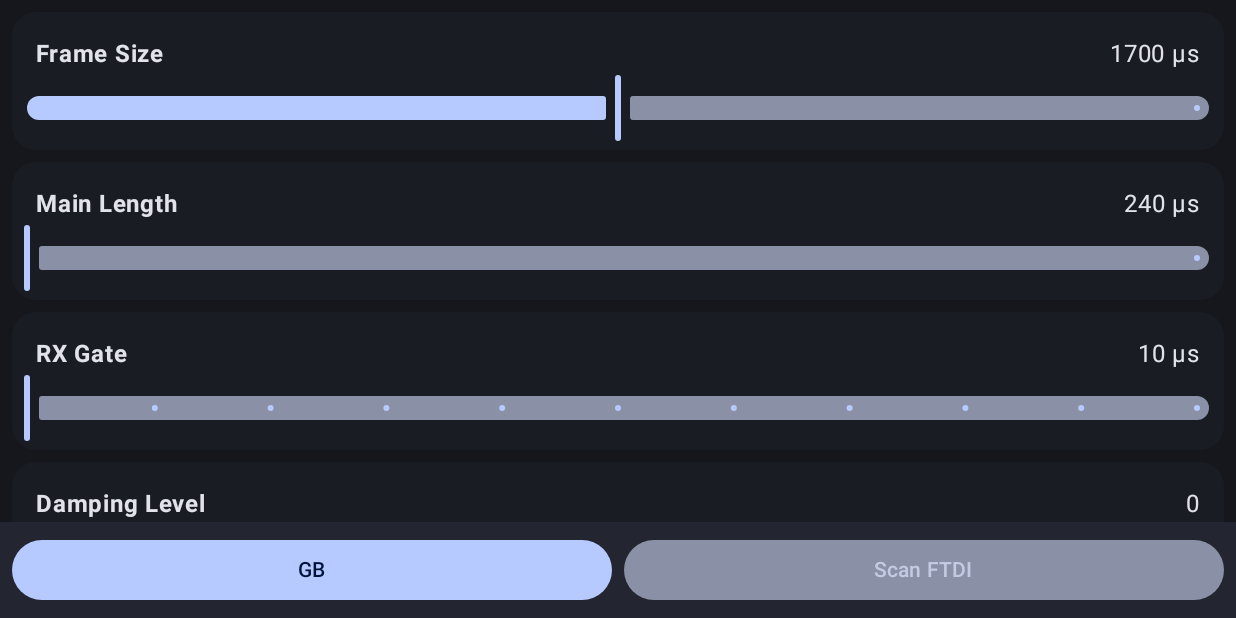
After one commit to jasonwoodland/ud1000, an Android app built with Jetpack Compose: the composable MainControls shown on its own in the app's theme, on a phone screen of 824 x 412 dp (held sideways). The commit adds this screen. Run offline under Robolectric (Android 15) with nearby library versions, the phone set to English and light mode, and no system bars; libraries missing offline, so code that uses them is left out: com.github.mikephil.charting; 35 statements that could not run were skipped.

Commit message:
ui: main controls

```diff
--- /dev/null
+++ b/app/src/main/java/com/example/ud1000/MainControls.kt
@@ -0,0 +1,317 @@
+package com.example.ud1000
+
+import android.util.Log
+import androidx.compose.foundation.background
+import androidx.compose.foundation.layout.*
+import androidx.compose.foundation.lazy.LazyColumn
+import androidx.compose.foundation.shape.RoundedCornerShape
+import androidx.compose.material3.*
+import androidx.compose.runtime.*
+import androidx.compose.ui.Alignment
+import androidx.compose.ui.Modifier
+import androidx.compose.ui.draw.clip
+import androidx.compose.ui.platform.LocalView
+import androidx.compose.ui.text.font.FontWeight
+import androidx.compose.ui.unit.dp
+import kotlin.math.floor
+
+
+@Composable
+fun MainControls() {
+    val view = LocalView.current
+
+    Column(
+        modifier = Modifier
+            .fillMaxSize()
+            .background(MaterialTheme.colorScheme.surfaceColorAtElevation(0.1.dp)),
+        verticalArrangement = Arrangement.Top,
+
+    ) {
+        Box(
+            modifier = Modifier.weight(1f)
+        ) {
+            LazyColumn(
+                horizontalAlignment = Alignment.CenterHorizontally,
+                verticalArrangement = Arrangement.spacedBy(8.dp),
+                contentPadding = PaddingValues(8.dp),
+            ) {
+                item {
+                    PersistentControl(
+                        key = "frameSize",
+                        defaultValue = 1700.0f,
+                        read = ::readFloat
+                    ) { state ->
+                        SettingsItem(
+                            label = "Frame Size",
+                            valueContent = {
+                                Text(
+                                    text = "${state.value.toInt()} µs",
+                                )
+                            },
+                            content = {
+                                Slider(
+                                    value = state.value as Float,
+                                    onValueChange = {
+                                        state.value = it
+                                    },
+                                    valueRange = 1400f..2000f
+                                )
+                            }
+                        )
+                    }
+                }
+
+                item {
+                    PersistentControl(
+                        key = "mainLength",
+                        defaultValue = 240.0f,
+                        read = ::readFloat
+                    ) { state ->
+                        SettingsItem(
+                            label = "Main Length",
+                            valueContent = {
+                                Text(
+                                    text = "${state.value.toInt()} µs",
+                                )
+                            },
+                            content = {
+                                Slider(
+                                    value = state.value as Float,
+                                    onValueChange = {
+                                        state.value = it
+                                    },
+                                    valueRange = 240f..280f
+                                )
+                            }
+                        )
+                    }
+                }
+
+                item {
+                    PersistentControl(
+                        key = "rxGate",
+                        defaultValue = 10.0f,
+                        read = ::readFloat
+                    ) { state ->
+                        SettingsItem(
+                            label = "RX Gate",
+                            valueContent = {
+                                Text(
+                                    text = "${state.value.toInt()} µs",
+                                )
+                            },
+                            content = {
+                                Slider(
+                                    value = state.value as Float,
+                                    onValueChange = {
+                                        state.value = it
+                                    },
+                                    valueRange = 10f..20f,
+                                    steps = 9
+                                )
+                            }
+                        )
+                    }
+                }
+
+                item {
+                    PersistentControl(
+                        key = "dampingLevel",
+                        defaultValue = 0,
+                        read = ::readInt
+                    ) { state ->
+                        SettingsItem(
+                            label = "Damping Level",
+                            valueContent = {
+                                Text(
+                                    text = "${state.value}",
+                                )
+                            },
+                            content = {
+                                Slider(
+                                    value = state.value.toFloat(),
+                                    onValueChange = {
+                                        state.value = it.toInt()
+                                    },
+                                    valueRange = 0f..2f,
+                                    steps = 1,
+                                )
+                            }
+                        )
+                    }
+                }
+
+                item {
+                    PersistentControl(
+                        key = "txEnable",
+                        defaultValue = false,
+                        read = ::readBoolean
+                    ) { state ->
+                        SettingsItem(
+                            label = "TX Enable",
+                            valueContent = {
+                                Switch(
+                                    checked = state.value as Boolean,
+                                    onCheckedChange = {
+                                        state.value = it
+                                        SoundEffectPlayer.newInstance(view.context, R.raw.beep).play()
+                                    },
+                                )
+                            }
+                        )
+                    }
+                }
+
+                item {
+                    PersistentControl(
+                        key = "audioEnable",
+                        defaultValue = true,
+                        read = ::readBoolean
+                    ) { state ->
+                        SettingsItem(
+                            label = "Audio Enable",
+                            valueContent = {
+                                Switch(
+                                    checked = state.value as Boolean,
+                                    onCheckedChange = {
+                                        state.value = it
+                                        if (it) {
+                                            AudioToneGenerator.getInstance().fadeIn(100)
+                                        } else {
+                                            AudioToneGenerator.getInstance().fadeOut(100)
+                                        }
+                                    },
+                                )
+                            }
+                        )
+                    }
+                }
+
+                item {
+                    PersistentControl(
+                        key = "audioFreq",
+                        defaultValue = 100.0f,
+                        read = ::readFloat
+                    ) { state ->
+                        SettingsItem(
+                            label = "Frequency",
+                            valueContent = {
+                                Text(
+                                    text = "${floor(state.value)} Hz",
+                                )
+                            },
+                            content = {
+                                Slider(
+                                    value = state.value as Float,
+                                    onValueChange = {
+                                        state.value = it
+                                        AudioToneGenerator.getInstance().setFrequency(it.toDouble())
+                                    },
+                                    valueRange = 100f..3000f
+                                )
+                            }
+                        )
+                    }
+                }
+
+                item {
+                    PersistentControl(
+                        key = "audioVolume",
+                        defaultValue = 100.0f,
+                        read = ::readFloat
+                    ) { state ->
+                        SettingsItem(
+                            label = "Volume",
+                            valueContent = {
+                                Text(
+                                    text = "${floor(state.value * 100)}%",
+                                )
+                            },
+                            content = {
+                                Slider(
+                                    value = state.value as Float,
+                                    onValueChange = {
+                                        state.value = it
+                                        AudioToneGenerator.getInstance().setVolume(it)
+                                        SoundEffectPlayer.newInstance(view.context, R.raw.beep).play()
+                                    },
+                                    valueRange = 0.0f..1.0f,
+                                    steps = 9
+                                )
+                            }
+                        )
+                    }
+                }
+            }
+        }
+
+            Row (
+                modifier = Modifier
+                    .wrapContentHeight()
+                    .background(MaterialTheme.colorScheme.surfaceColorAtElevation(5.dp))
+                    .padding(8.dp),
+                horizontalArrangement = Arrangement.spacedBy(8.dp),
+            ){
+                Button(
+                    modifier = Modifier.weight(1f),
+                    onClick = { /*TODO*/ }
+                ) {
+                    Text(text = "GB")
+                }
+
+                Button(
+                    modifier = Modifier.weight(1f),
+                    colors = ButtonDefaults.buttonColors(
+                        containerColor = MaterialTheme.colorScheme.secondaryContainer,
+                        contentColor = MaterialTheme.colorScheme.secondary,
+                    ),
+                    onClick = { /*TODO*/ }
+                ) {
+                    Text(text = "Scan FTDI")
+                }
+            }
+    }
+}
+
+@Composable
+fun SettingsItem(label: String, content: @Composable (() -> Unit)? = null, valueContent: @Composable (() -> Unit)? = null) {
+    Box(
+        modifier = Modifier
+            .clip(RoundedCornerShape(16.dp))
+            .background(MaterialTheme.colorScheme.surfaceColorAtElevation(1.dp))
+            .fillMaxSize(),
+        contentAlignment = Alignment.Center
+    ) {
+        Column(
+            modifier = Modifier
+                .fillMaxWidth()
+                .padding(horizontal = 8.dp, vertical = 4.dp),
+            verticalArrangement = Arrangement.spacedBy(0.dp),
+        ) {
+            Row(
+                // vertical align
+                modifier = Modifier
+                    .fillMaxWidth()
+                    .padding(
+                        start = 8.dp,
+                        end = 8.dp,
+                        top = content?.let { 12.dp } ?: 0.dp,
+                        bottom = 0.dp,
+                    ),
+                verticalAlignment = Alignment.CenterVertically
+            ) {
+                Text(
+                    text = label,
+                    fontWeight = FontWeight.Bold
+                )
+                valueContent?.let {
+                    Spacer(modifier = Modifier.weight(1f))
+                    it()
+                }
+            }
+            content?.let {
+                it()
+            }
+        }
+    }
+}
```
Also changed, not shown: app/src/main/java/com/example/ud1000/MainActivity.kt (+159 -4 lines).
